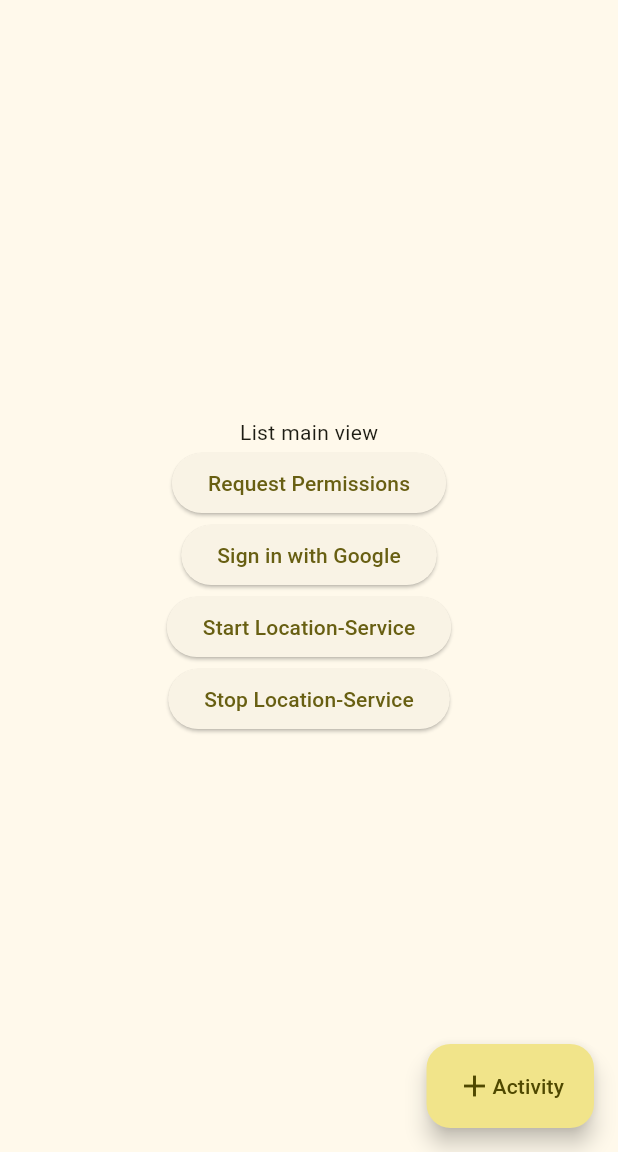
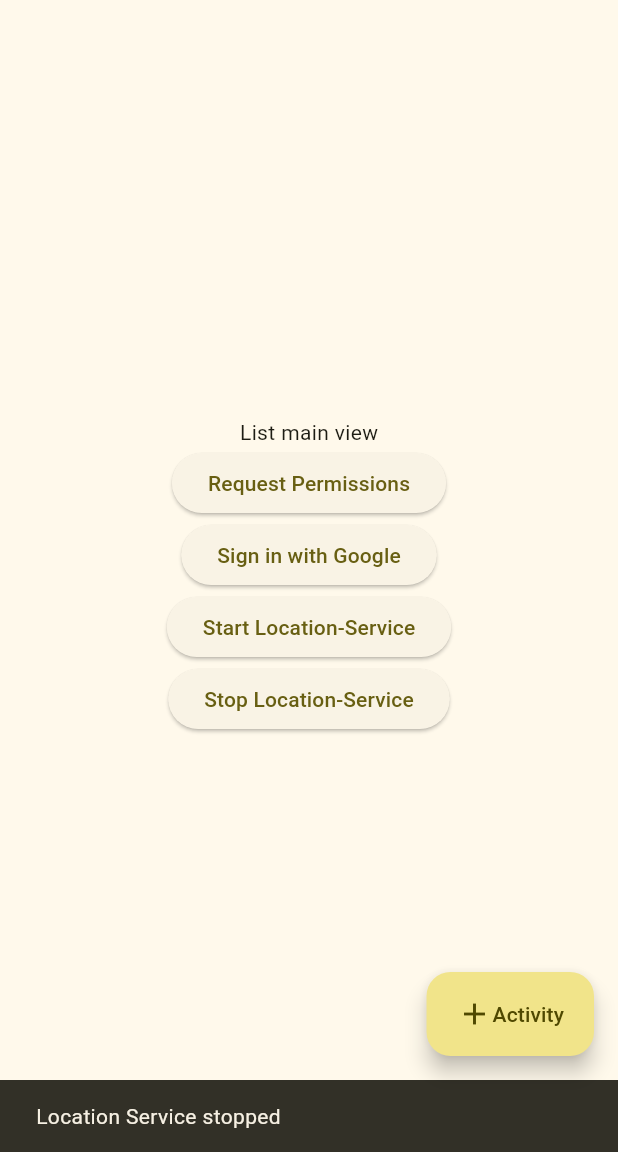
Before and after one commit to gibbiX12345/mad-location-tracker, a Flutter app: the first screen one second after launch, on a phone screen of 412 x 824 dp, the part 84-1236 px from its top. Run offline on Flutter 3.47's test engine with Material 3 defaults, Android fonts, the phone set to English and light mode, and no system bars; our stand-ins replace cloud_firestore, firebase_auth, firebase_core, google_maps_flutter, google_sign_in, permission_handler; missing offline and left inert: background_location, flutter_config; accounts and stored records are empty.

Commit message:
feat: automatically start and stop location service

```diff
--- a/lib/main.dart
+++ b/lib/main.dart
@@ -147,6 +147,7 @@ class _ListViewState extends State<ListView> with WidgetsBindingObserver, RouteA
       context,
       MaterialPageRoute(builder: (context) => const MapView()),
     );
+    _getCurrentActivity();
   }
 
   _requestPermissions({required BuildContext context}) async {
@@ -254,10 +255,27 @@ class _ListViewState extends State<ListView> with WidgetsBindingObserver, RouteA
     BackgroundLocation.getLocationUpdates((location) {
       _saveNewLocation(location);
     });
+
+
+    if (context.mounted) {
+      var snackBar = const SnackBar(
+        content: Text("Location Service started"),
+        duration: Duration(seconds: 1),
+      );
+      ScaffoldMessenger.of(context).showSnackBar(snackBar);
+    }
   }
 
   _stopLocationService({required BuildContext context}) async {
     BackgroundLocation.stopLocationService();
+
+    if (context.mounted) {
+      var snackBar = const SnackBar(
+        content: Text("Location Service stopped"),
+        duration: Duration(seconds: 1),
+      );
+      ScaffoldMessenger.of(context).showSnackBar(snackBar);
+    }
   }
 
   _saveNewLocation(Location location) async {
@@ -290,8 +308,10 @@ class _ListViewState extends State<ListView> with WidgetsBindingObserver, RouteA
     setState(() {
       if (activities.isNotEmpty) {
         _currentActivity = activities.first.id;
+        _startLocationService(context: context);
       } else {
         _currentActivity = "";
+        _stopLocationService(context: context);
       }
     });
   }
```
